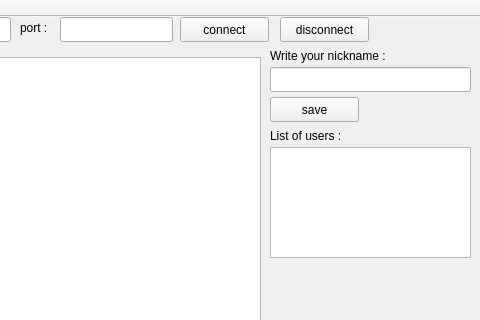
The window that lab_3_TCPserver_chat_Qt/TCP_v2_client/client.ui (MykytaOpanyuk/All_programs_studying) describes before a commit, drawn with Qt 5; both pictures show x 260 to 740 and y 0 to 320 of the 740 by 449 pixel window.
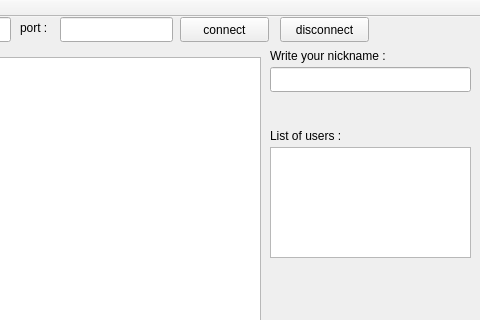
The same window after the commit.

Commit message: Solving some problems with messange between clients. Writing file sender method...

Patch:
```diff
--- a/lab_3_TCPserver_chat_Qt/TCP_v2_client/client.ui
+++ b/lab_3_TCPserver_chat_Qt/TCP_v2_client/client.ui
@@ -63,19 +63,6 @@
      <string>Send file</string>
     </property>
    </widget>
-   <widget class="QPushButton" name="save">
-    <property name="geometry">
-     <rect>
-      <x>530</x>
-      <y>80</y>
-      <width>89</width>
-      <height>25</height>
-     </rect>
-    </property>
-    <property name="text">
-     <string>save</string>
-    </property>
-   </widget>
    <widget class="QLabel" name="label_4">
     <property name="geometry">
      <rect>
```
Left out of the diff: 2 changed lines with no effect on the pictures. The commit also changes 12 other files.
